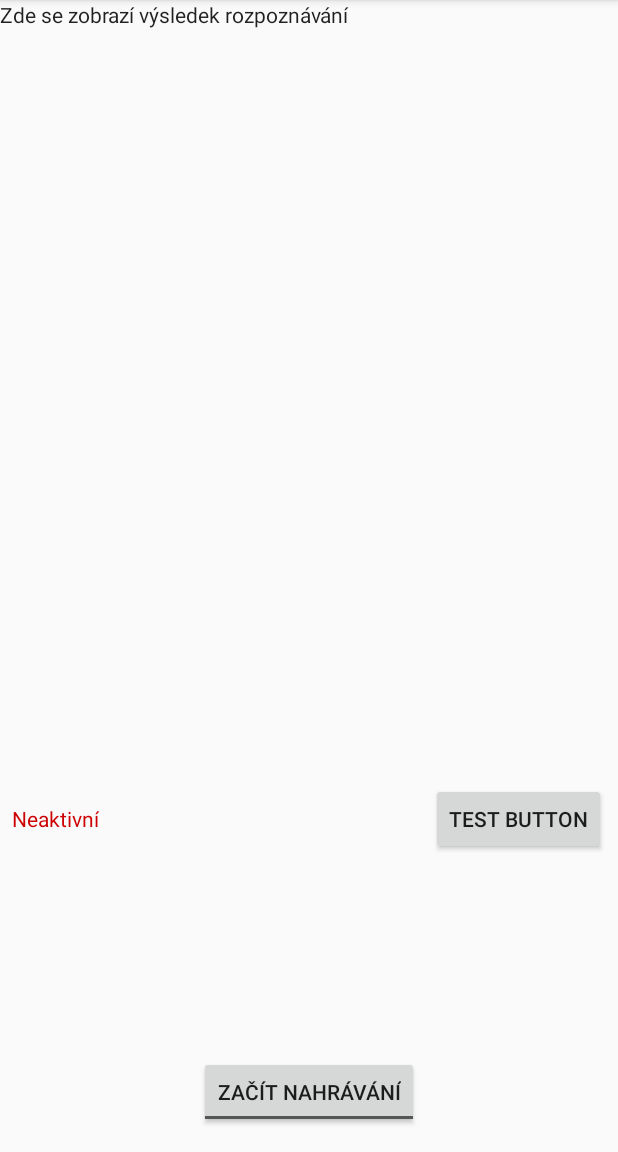
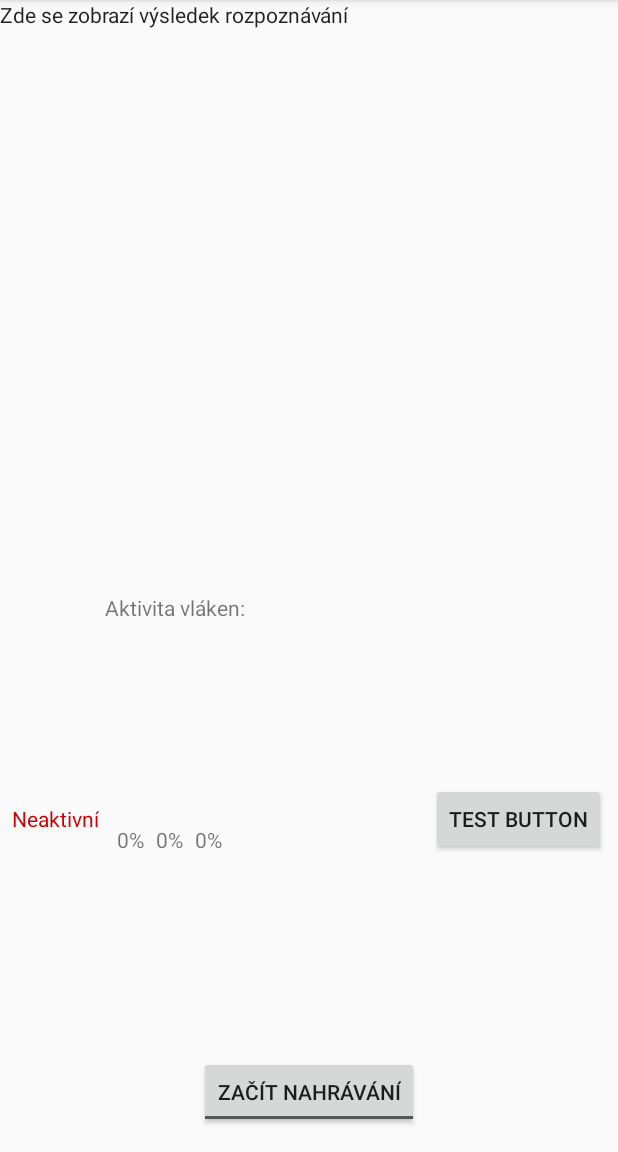
Before and after one commit to PetrFlajsingr/SpeechRecognition, an Android app: the screen it shows after launch (MainActivity), on a phone screen of 412 x 824 dp, the part 84-1236 px from its top. Run offline under Robolectric (Android 15) with nearby library versions, the phone set to English and light mode, and no system bars; 4 statements that could not run were skipped.

Commit message:
thread activity callbacks

```diff
--- a/app/src/main/java/cz/vutbr/fit/xflajs00/voicerecognition/MainActivity.java
+++ b/app/src/main/java/cz/vutbr/fit/xflajs00/voicerecognition/MainActivity.java
@@ -10,7 +10,7 @@ import android.widget.ScrollView;
 import android.widget.TextView;
 import android.widget.Toast;
 
-public class MainActivity extends AppCompatActivity implements SpeechRecognitionAPI.ISpeechRecognitionAPICallback{
+public class MainActivity extends AppCompatActivity implements SpeechRecognitionAPI.ISpeechRecognitionAPICallback, SpeechRecognitionAPI.ISpeechRecognitionAPIDebugCallbacks{
     private boolean recording = false;
     private boolean created = false;
 
@@ -21,6 +21,10 @@ public class MainActivity extends AppCompatActivity implements SpeechRecognition
     private TextView VADTextView;
 
     private ScrollView scrollView;
+
+    private TextView melThreadTextView;
+    private TextView nnThreadTextView;
+    private TextView decoderThreadTextView;
 
     /**
      * Requests permissions on start.
@@ -38,6 +42,8 @@ public class MainActivity extends AppCompatActivity implements SpeechRecognition
         speechAPI = new SpeechRecognitionAPI(this.getCacheDir().toString());
         speechAPI.addListener(this);
 
+        speechAPI.addDebugListener(this);
+
         resultTextView = (TextView) findViewById(R.id.textViewRecognitionResult);
         VADTextView = (TextView) findViewById(R.id.VADTextView);
 
@@ -49,6 +55,10 @@ public class MainActivity extends AppCompatActivity implements SpeechRecognition
                 scrollView.fullScroll(ScrollView.FOCUS_DOWN);
             }
         });
+
+        melThreadTextView = (TextView) findViewById(R.id.melThreadTextView);
+        nnThreadTextView = (TextView) findViewById(R.id.nnThreadTextView);
+        decoderThreadTextView = (TextView) findViewById(R.id.decoderThreadTextView);
     }
 
     @Override
@@ -141,4 +151,34 @@ public class MainActivity extends AppCompatActivity implements SpeechRecognition
             }
         });
     }
+
+    @Override
+    public void onMelDone(final int percentage) {
+        runOnUiThread(new Runnable() {
+            @Override
+            public void run() {
+                melThreadTextView.setText(Integer.toString(percentage) + "%");
+            }
+        });
+    }
+
+    @Override
+    public void onNNDone(final int percentage) {
+        runOnUiThread(new Runnable() {
+            @Override
+            public void run() {
+                nnThreadTextView.setText(Integer.toString(percentage) + "%");
+            }
+        });
+    }
+
+    @Override
+    public void onDecoderDone(final int percentage) {
+        runOnUiThread(new Runnable() {
+            @Override
+            public void run() {
+                decoderThreadTextView.setText(Integer.toString(percentage) + "%");
+            }
+        });
+    }
 }
--- a/app/src/main/res/layout/activity_main.xml
+++ b/app/src/main/res/layout/activity_main.xml
@@ -86,4 +86,51 @@
         app:layout_constraintStart_toStartOf="parent"
         app:layout_constraintTop_toBottomOf="@+id/scrollView2"/>
 
+    <TextView
+        android:id="@+id/threadActivityTextView"
+        android:layout_width="wrap_content"
+        android:layout_height="wrap_content"
+        android:layout_marginStart="70dp"
+        android:layout_marginTop="8dp"
+        android:text="@string/threadActivity"
+        app:layout_constraintStart_toStartOf="parent"
+        app:layout_constraintTop_toBottomOf="@+id/scrollView2"/>
+
+    <TextView
+        android:id="@+id/melThreadTextView"
+        android:layout_width="wrap_content"
+        android:layout_height="wrap_content"
+        android:layout_marginBottom="8dp"
+        android:layout_marginStart="8dp"
+        android:layout_marginTop="8dp"
+        android:text="0%"
+        app:layout_constraintBottom_toTopOf="@+id/buttonRecognitionControl"
+        app:layout_constraintStart_toStartOf="@+id/threadActivityTextView"
+        app:layout_constraintTop_toBottomOf="@+id/threadActivityTextView"
+        />
+
+    <TextView
+        android:id="@+id/nnThreadTextView"
+        android:layout_width="wrap_content"
+        android:layout_height="wrap_content"
+        android:layout_marginBottom="8dp"
+        android:layout_marginStart="8dp"
+        android:layout_marginTop="8dp"
+        android:text="0%"
+        app:layout_constraintBottom_toTopOf="@+id/buttonRecognitionControl"
+        app:layout_constraintStart_toEndOf="@+id/melThreadTextView"
+        app:layout_constraintTop_toBottomOf="@+id/threadActivityTextView"/>
+
+    <TextView
+        android:id="@+id/decoderThreadTextView"
+        android:layout_width="wrap_content"
+        android:layout_height="wrap_content"
+        android:layout_marginBottom="8dp"
+        android:layout_marginStart="8dp"
+        android:layout_marginTop="8dp"
+        android:text="0%"
+        app:layout_constraintBottom_toTopOf="@+id/buttonRecognitionControl"
+        app:layout_constraintStart_toEndOf="@+id/nnThreadTextView"
+        app:layout_constraintTop_toBottomOf="@+id/threadActivityTextView"/>
+
 </android.support.constraint.ConstraintLayout>
--- a/app/src/main/res/values/strings.xml
+++ b/app/src/main/res/values/strings.xml
@@ -14,4 +14,5 @@ Fusce tellus odio, dapibus id fermentum quis, suscipit id erat. Temporibus autem
 Cum sociis natoque penatibus et magnis dis parturient montes, nascetur ridiculus mus. Etiam ligula pede, sagittis quis, interdum ultricies, scelerisque eu. Fusce wisi. Morbi leo mi, nonummy eget tristique non, rhoncus non leo. Cum sociis natoque penatibus et magnis dis parturient montes, nascetur ridiculus mus. Sed convallis magna eu sem. Praesent in mauris eu tortor porttitor accumsan. In dapibus augue non sapien. Integer in sapien. Class aptent taciti sociosqu ad litora torquent per conubia nostra, per inceptos hymenaeos. Aliquam ante. Sed vel lectus. Donec odio tempus molestie, porttitor ut, iaculis quis, sem. Aliquam ante. Integer rutrum, orci vestibulum ullamcorper ultricies, lacus quam ultricies odio, vitae placerat pede sem sit amet enim. Integer pellentesque quam vel velit.</string>
     <string name="active">Aktivní</string>
     <string name="inactive">Neaktivní</string>
+    <string name="threadActivity">Aktivita vláken:</string>
 </resources>
```
Also changed, not shown: app/src/main/java/cz/vutbr/fit/xflajs00/voicerecognition/SpeechRecognitionAPI.java (+57 -0 lines), 9 other files.
